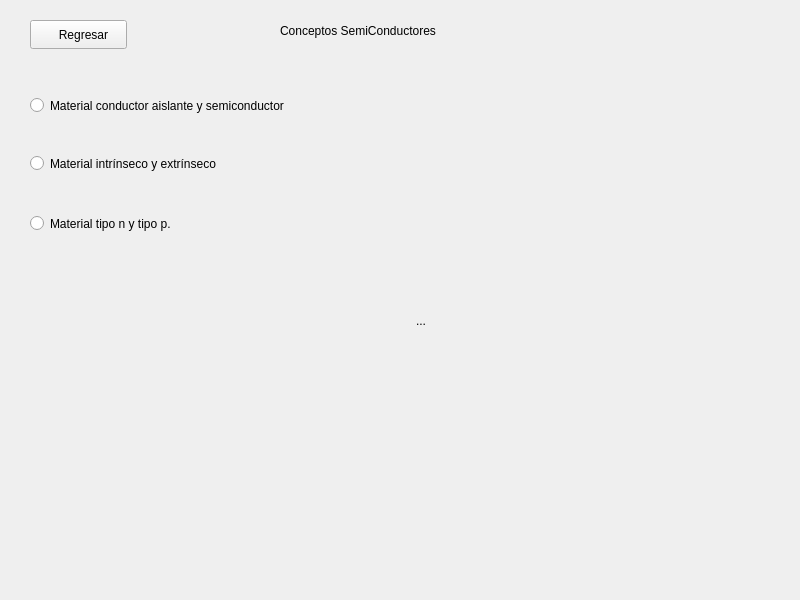
The window that aplicacion/Tarea2_electronica/info_window.ui (jacobbonilla21/electronica) describes before a commit, drawn with Qt 5.
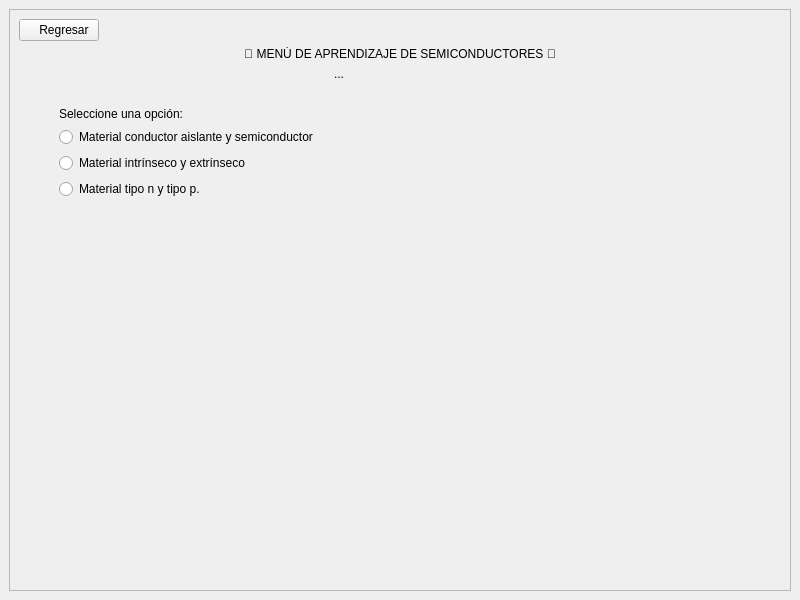
The same window after the commit. Icons and pictures are not drawn.

```diff
--- a/aplicacion/Tarea2_electronica/info_window.ui
+++ b/aplicacion/Tarea2_electronica/info_window.ui
@@ -14,87 +14,206 @@
    <string>MainWindow</string>
   </property>
   <widget class="QWidget" name="centralwidget">
-   <widget class="QRadioButton" name="radioButton_semiconductor">
-    <property name="geometry">
-     <rect>
-      <x>30</x>
-      <y>90</y>
-      <width>341</width>
-      <height>31</height>
-     </rect>
+   <property name="maximumSize">
+    <size>
+     <width>800</width>
+     <height>600</height>
+    </size>
+   </property>
+   <layout class="QVBoxLayout" name="verticalLayout_3">
+    <property name="sizeConstraint">
+     <enum>QLayout::SizeConstraint::SetMinAndMaxSize</enum>
     </property>
-    <property name="text">
-     <string>Material conductor aislante y semiconductor</string>
-    </property>
-   </widget>
-   <widget class="QRadioButton" name="radioButton_intrinseco_extrinseco">
-    <property name="geometry">
-     <rect>
-      <x>30</x>
-      <y>150</y>
-      <width>321</width>
-      <height>27</height>
-     </rect>
-    </property>
-    <property name="text">
-     <string>Material intrínseco y extrínseco</string>
-    </property>
-   </widget>
-   <widget class="QRadioButton" name="radioButton_tipon_tipop">
-    <property name="geometry">
-     <rect>
-      <x>30</x>
-      <y>210</y>
-      <width>251</width>
-      <height>27</height>
-     </rect>
-    </property>
-    <property name="text">
-     <string>Material tipo n y tipo p.</string>
-    </property>
-   </widget>
-   <widget class="QLabel" name="label">
-    <property name="geometry">
-     <rect>
-      <x>416</x>
-      <y>90</y>
-      <width>331</width>
-      <height>461</height>
-     </rect>
-    </property>
-    <property name="text">
-     <string>...</string>
-    </property>
-   </widget>
-   <widget class="QLabel" name="label_2">
-    <property name="geometry">
-     <rect>
-      <x>280</x>
-      <y>20</y>
-      <width>211</width>
-      <height>21</height>
-     </rect>
-    </property>
-    <property name="text">
-     <string>Conceptos SemiConductores</string>
-    </property>
-   </widget>
-   <widget class="QPushButton" name="BotonAtras">
-    <property name="geometry">
-     <rect>
-      <x>30</x>
-      <y>20</y>
-      <width>97</width>
-      <height>29</height>
-     </rect>
-    </property>
-    <property name="text">
-     <string>   Regresar</string>
-    </property>
-    <property name="icon">
-     <iconset theme="QIcon::ThemeIcon::EditUndo"/>
-    </property>
-   </widget>
+    <item>
+     <widget class="QScrollArea" name="scrollArea">
+      <property name="widgetResizable">
+       <bool>true</bool>
+      </property>
+      <widget class="QWidget" name="scrollAreaWidgetContents_3">
+       <property name="geometry">
+        <rect>
+         <x>0</x>
+         <y>0</y>
+         <width>780</width>
+         <height>580</height>
+        </rect>
+       </property>
+       <layout class="QVBoxLayout" name="verticalLayout_5">
+        <item>
+         <layout class="QHBoxLayout" name="horizontalLayout_3">
+          <property name="leftMargin">
+           <number>0</number>
+          </property>
+          <property name="topMargin">
+           <number>0</number>
+          </property>
+          <property name="rightMargin">
+           <number>0</number>
+          </property>
+          <property name="bottomMargin">
+           <number>0</number>
+          </property>
+          <item>
+           <widget class="QPushButton" name="BotonAtras">
+            <property name="text">
+             <string>   Regresar</string>
+            </property>
+            <property name="icon">
+             <iconset theme="QIcon::ThemeIcon::EditUndo"/>
+            </property>
+           </widget>
+          </item>
+          <item>
+           <spacer name="horizontalSpacer">
+            <property name="orientation">
+             <enum>Qt::Orientation::Horizontal</enum>
+            </property>
+            <property name="sizeHint" stdset="0">
+             <size>
+              <width>40</width>
+              <height>20</height>
+             </size>
+            </property>
+           </spacer>
+          </item>
+         </layout>
+        </item>
+        <item>
+         <layout class="QVBoxLayout" name="verticalLayout_2">
+          <property name="sizeConstraint">
+           <enum>QLayout::SizeConstraint::SetMinAndMaxSize</enum>
+          </property>
+          <item>
+           <widget class="QLabel" name="label_2">
+            <property name="layoutDirection">
+             <enum>Qt::LayoutDirection::LeftToRight</enum>
+            </property>
+            <property name="styleSheet">
+             <string notr="true">font: 700 18pt &quot;Noto Sans&quot;;</string>
+            </property>
+            <property name="text">
+             <string>🔧 MENÚ DE APRENDIZAJE DE SEMICONDUCTORES 🔧</string>
+            </property>
+            <property name="alignment">
+             <set>Qt::AlignmentFlag::AlignCenter</set>
+            </property>
+            <property name="wordWrap">
+             <bool>true</bool>
+            </property>
+            <property name="margin">
+             <number>40</number>
+            </property>
+           </widget>
+          </item>
+          <item>
+           <layout class="QHBoxLayout" name="horizontalLayout_2" stretch="0,0">
+            <property name="sizeConstraint">
+             <enum>QLayout::SizeConstraint::SetMinAndMaxSize</enum>
+            </property>
+            <item>
+             <layout class="QVBoxLayout" name="verticalLayout">
+              <property name="leftMargin">
+               <number>40</number>
+              </property>
+              <property name="topMargin">
+               <number>40</number>
+              </property>
+              <property name="rightMargin">
+               <number>10</number>
+              </property>
+              <item>
+               <widget class="QLabel" name="label_3">
+                <property name="styleSheet">
+                 <string notr="true">font: 700 11pt &quot;Noto Sans&quot;;</string>
+                </property>
+                <property name="text">
+                 <string>Seleccione una opción:</string>
+                </property>
+               </widget>
+              </item>
+              <item>
+               <widget class="QRadioButton" name="radioButton_semiconductor">
+                <property name="text">
+                 <string>Material conductor aislante y semiconductor</string>
+                </property>
+               </widget>
+              </item>
+              <item>
+               <widget class="QRadioButton" name="radioButton_intrinseco_extrinseco">
+                <property name="text">
+                 <string>Material intrínseco y extrínseco</string>
+                </property>
+               </widget>
+              </item>
+              <item>
+               <widget class="QRadioButton" name="radioButton_tipon_tipop">
+                <property name="text">
+                 <string>Material tipo n y tipo p.</string>
+                </property>
+               </widget>
+              </item>
+              <item>
+               <spacer name="verticalSpacer_2">
+                <property name="orientation">
+                 <enum>Qt::Orientation::Vertical</enum>
+                </property>
+                <property name="sizeHint" stdset="0">
+                 <size>
+                  <width>20</width>
+                  <height>40</height>
+                 </size>
+                </property>
+               </spacer>
+              </item>
+             </layout>
+            </item>
+            <item>
+             <layout class="QVBoxLayout" name="verticalLayout_4">
+              <property name="rightMargin">
+               <number>40</number>
+              </property>
+              <item>
+               <widget class="QLabel" name="label_info">
+                <property name="sizePolicy">
+                 <sizepolicy hsizetype="Expanding" vsizetype="Expanding">
+                  <horstretch>0</horstretch>
+                  <verstretch>0</verstretch>
+                 </sizepolicy>
+                </property>
+                <property name="styleSheet">
+                 <string notr="true"/>
+                </property>
+                <property name="text">
+                 <string>...</string>
+                </property>
+                <property name="scaledContents">
+                 <bool>false</bool>
+                </property>
+                <property name="alignment">
+                 <set>Qt::AlignmentFlag::AlignLeading|Qt::AlignmentFlag::AlignLeft|Qt::AlignmentFlag::AlignTop</set>
+                </property>
+                <property name="wordWrap">
+                 <bool>true</bool>
+                </property>
+                <property name="margin">
+                 <number>0</number>
+                </property>
+                <property name="indent">
+                 <number>0</number>
+                </property>
+               </widget>
+              </item>
+             </layout>
+            </item>
+           </layout>
+          </item>
+         </layout>
+        </item>
+       </layout>
+      </widget>
+     </widget>
+    </item>
+   </layout>
   </widget>
  </widget>
  <resources/>
```
